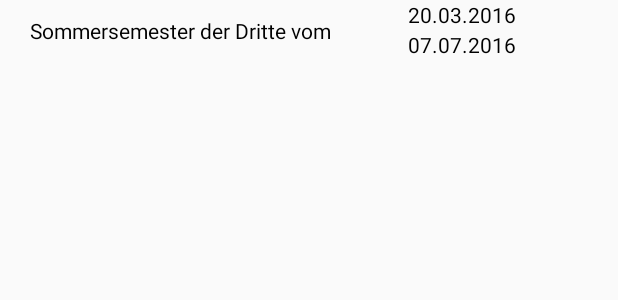
After one commit to B-Nut/SemesterManager, an Android app: the layout listview_overview.xml on its own in the app's theme, with its tools: preview values and no code run, on a phone screen of 412 x 824 dp. The commit adds this screen. Shown: the top 300 px of the screen. Run offline under Robolectric (Android 15) with nearby library versions, the phone set to English and light mode, and no system bars.

Commit message:
Semesterklasse erstellt, listview_overview.xml erstellt, Semesteradapter erstellt. MainActivity zeigt jetzt komplexe Liste an.

```diff
--- /dev/null
+++ b/app/src/main/res/layout/listview_overview.xml
@@ -0,0 +1,53 @@
+<?xml version="1.0" encoding="utf-8"?>
+<RelativeLayout xmlns:android="http://schemas.android.com/apk/res/android"
+    xmlns:app="http://schemas.android.com/apk/res-auto"
+    android:orientation="horizontal" android:layout_width="match_parent"
+    android:layout_height="wrap_content"
+    android:id="@+id/overview">
+
+    <LinearLayout
+        android:orientation="vertical"
+        android:layout_width="120dp"
+        android:layout_height="match_parent"
+        android:layout_alignParentTop="true"
+        android:layout_alignParentEnd="true"
+        android:layout_toEndOf="@+id/linearLayout"
+        android:layout_marginRight="20dp">
+
+        <TextView
+            android:text="20.03.2016"
+            android:id="@+id/textSemesterStartDate"
+            android:layout_width="match_parent"
+            android:textColor="@android:color/black"
+            android:layout_height="20dp" />
+
+        <TextView
+            android:text="07.07.2016"
+            android:layout_width="match_parent"
+            android:id="@+id/textSemesterEndDate"
+            android:textColor="@android:color/black"
+            android:layout_height="20dp" />
+    </LinearLayout>
+
+    <LinearLayout
+        android:orientation="horizontal"
+        android:layout_height="match_parent"
+        android:layout_marginLeft="20dp"
+        android:layout_width="100pt"
+        android:layout_alignParentTop="true"
+        android:layout_alignParentStart="true"
+        android:layout_marginStart="20dp">
+
+        <TextView
+            android:text="Sommersemester der Dritte vom ersten nur 25 Addiert..."
+            android:layout_width="wrap_content"
+            android:layout_alignParentTop="true"
+            android:layout_alignParentStart="true"
+            android:id="@+id/textSemesterName"
+            android:clickable="false"
+            android:layout_marginTop="10.5dp"
+            android:textColor="@android:color/black"
+            android:layout_height="18dp" />
+    </LinearLayout>
+
+</RelativeLayout>
```
Also changed, not shown: app/src/main/java/de/hsmw/semestermanager/MainActivity.java (+8 -6 lines), app/src/main/java/de/hsmw/semestermanager/Semester.java (added, +35 -0 lines), app/src/main/java/de/hsmw/semestermanager/SemesterAdapter.java (added, +57 -0 lines).
